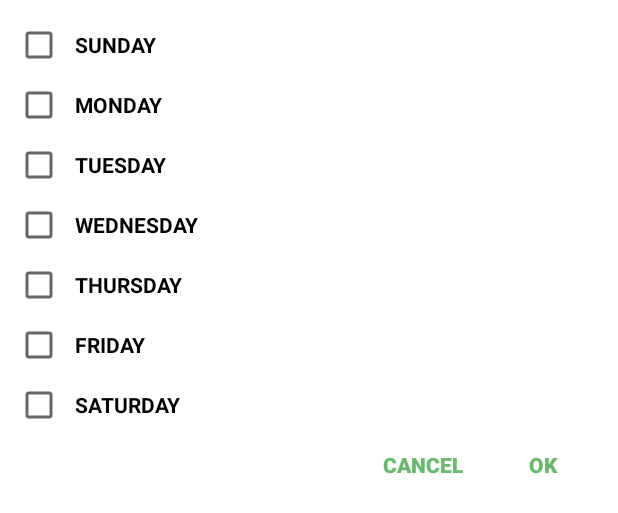
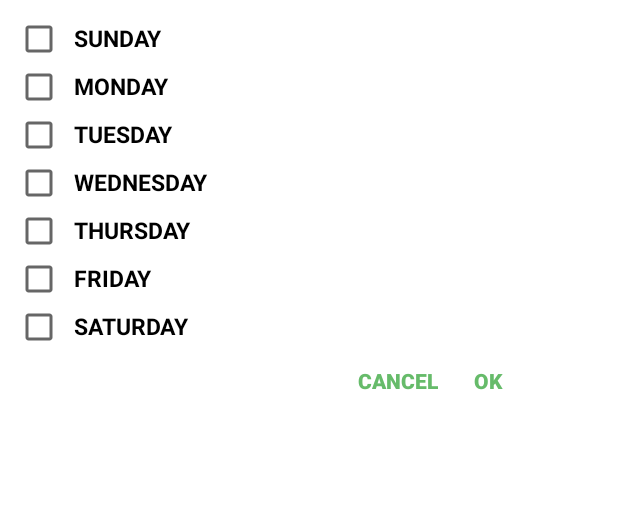
Before and after one commit to adityabajpai/WorkOut, an Android app: the layout days.xml on its own in the app's theme, with its tools: preview values and no code run, on a phone screen of 412 x 824 dp. Shown: the top 513 px of the screen. Run offline under Robolectric (Android 15) with nearby library versions, the light colour scheme and no system bars.

Commit message:
Merge branch 'master' of E:\Android\WorkOut\WorkOut with conflicts.

```diff
--- a/app/src/main/java/com/android/workout/adapters/ReminderAdapter.java
+++ b/app/src/main/java/com/android/workout/adapters/ReminderAdapter.java
@@ -50,6 +50,7 @@ public class ReminderAdapter extends RecyclerView.Adapter<ReminderAdapter.ViewHo
         viewHolder.deleteBtn.setOnClickListener(new View.OnClickListener() {
 			@Override
 			public void onClick(View v) {
+			    Toast.makeText(context,viewHolder.getAdapterPosition()+"",Toast.LENGTH_LONG).show();
 				reminders.remove(viewHolder.getAdapterPosition());
 				notifyDataSetChanged();
 				Snackbar snack = Snackbar.make(v, "Deleted", 3000);
--- a/app/src/main/res/layout/days.xml
+++ b/app/src/main/res/layout/days.xml
@@ -19,17 +19,22 @@
 
             <LinearLayout
                 android:layout_width="match_parent"
-                android:layout_height="40dp">
+                android:orientation="horizontal"
+                android:weightSum="2"
+                android:layout_height="wrap_content">
 
                 <CheckBox
                     android:id="@+id/sunday"
-                    android:layout_width="40dp"
-                    android:layout_height="40dp" />
+                    android:layout_width="match_parent"
+                    android:layout_weight="1.8"
+                    android:layout_height="wrap_content" />
 
                 <TextView
                     android:layout_width="match_parent"
-                    android:layout_height="40dp"
+                    android:layout_height="wrap_content"
                     android:text="SUNDAY"
+                    android:textSize="15dp"
+                    android:layout_weight="0.2"
                     android:textColor="#000"
                     android:textStyle="bold" />
 
@@ -37,17 +42,22 @@
 
             <LinearLayout
                 android:layout_width="match_parent"
+                android:orientation="horizontal"
+                android:weightSum="2"
                 android:layout_height="wrap_content">
 
                 <CheckBox
                     android:id="@+id/monday"
-                    android:layout_width="40dp"
-                    android:layout_height="40dp" />
+                    android:layout_weight="1.8"
+                    android:layout_width="match_parent"
+                    android:layout_height="wrap_content" />
 
                 <TextView
                     android:layout_width="match_parent"
                     android:layout_height="wrap_content"
                     android:text="MONDAY"
+                    android:textSize="15dp"
+                    android:layout_weight="0.2"
                     android:textColor="#000"
                     android:textStyle="bold" />
 
@@ -55,17 +65,22 @@
 
             <LinearLayout
                 android:layout_width="match_parent"
+                android:orientation="horizontal"
+                android:weightSum="2"
                 android:layout_height="wrap_content">
 
                 <CheckBox
                     android:id="@+id/tuesday"
-                    android:layout_width="40dp"
-                    android:layout_height="40dp" />
+                    android:layout_width="match_parent"
+                    android:layout_weight="1.8"
+                    android:layout_height="wrap_content" />
 
                 <TextView
                     android:layout_width="match_parent"
                     android:layout_height="wrap_content"
                     android:text="TUESDAY"
+                    android:textSize="15dp"
+                    android:layout_weight="0.2"
                     android:textColor="#000"
                     android:textStyle="bold" />
 
@@ -73,16 +88,21 @@
 
             <LinearLayout
                 android:layout_width="match_parent"
+                android:weightSum="2"
+                android:orientation="horizontal"
                 android:layout_height="wrap_content">
 
                 <CheckBox
                     android:id="@+id/wednesday"
-                    android:layout_width="40dp"
-                    android:layout_height="40dp" />
+                    android:layout_width="match_parent"
+                    android:layout_weight="1.8"
+                    android:layout_height="wrap_content" />
 
                 <TextView
                     android:layout_width="match_parent"
                     android:layout_height="wrap_content"
+                    android:textSize="15dp"
+                    android:layout_weight="0.2"
                     android:text="WEDNESDAY"
                     android:textColor="#000"
                     android:textStyle="bold" />
@@ -91,17 +111,22 @@
 
             <LinearLayout
                 android:layout_width="match_parent"
+                android:weightSum="2"
+                android:orientation="horizontal"
                 android:layout_height="wrap_content">
 
                 <CheckBox
                     android:id="@+id/thursday"
-                    android:layout_width="40dp"
-                    android:layout_height="40dp" />
+                    android:layout_weight="1.8"
+                    android:layout_width="match_parent"
+                    android:layout_height="wrap_content" />
 
                 <TextView
                     android:layout_width="match_parent"
                     android:layout_height="wrap_content"
                     android:text="THURSDAY"
+                    android:textSize="15dp"
+                    android:layout_weight="0.2"
                     android:textColor="#000"
                     android:textStyle="bold" />
 
@@ -109,17 +134,22 @@
 
             <LinearLayout
                 android:layout_width="match_parent"
+                android:weightSum="2"
+                android:orientation="horizontal"
                 android:layout_height="wrap_content">
 
                 <CheckBox
                     android:id="@+id/friday"
-                    android:layout_width="40dp"
-                    android:layout_height="40dp" />
+                    android:layout_weight="1.8"
+                    android:layout_width="match_parent"
+                    android:layout_height="wrap_content" />
 
                 <TextView
                     android:layout_width="match_parent"
                     android:layout_height="wrap_content"
                     android:text="FRIDAY"
+                    android:textSize="15dp"
+                    android:layout_weight="0.2"
                     android:textColor="#000"
                     android:textStyle="bold" />
 
@@ -127,46 +157,83 @@
 
             <LinearLayout
                 android:layout_width="match_parent"
+                android:weightSum="2"
+                android:orientation="horizontal"
                 android:layout_height="wrap_content">
 
                 <CheckBox
                     android:id="@+id/saturday"
-                    android:layout_width="40dp"
-                    android:layout_height="40dp" />
+                    android:layout_weight="1.8"
+                    android:layout_width="match_parent"
+                    android:layout_height="wrap_content" />
 
                 <TextView
                     android:layout_width="match_parent"
                     android:layout_height="wrap_content"
                     android:text="SATURDAY"
+                    android:textSize="15dp"
+                    android:layout_weight="0.2"
                     android:textColor="#000"
                     android:textStyle="bold" />
 
             </LinearLayout>
 
+            <!--<LinearLayout-->
+                <!--android:layout_width="match_parent"-->
+                <!--android:gravity="end"-->
+                <!--android:layout_height="wrap_content">-->
+
+                <!--<Button-->
+                    <!--android:layout_width="match_parent"-->
+                    <!--android:layout_height="wrap_content"-->
+                    <!--style="@style/Base.Widget.AppCompat.Button.Borderless"-->
+                    <!--android:text="CANCEL"-->
+                    <!--android:id="@+id/cancel_days"-->
+                    <!--android:textStyle="bold"-->
+                    <!--android:textColor="@color/colorApp"-->
+                    <!--/>-->
+
+                <!--<Button-->
+                    <!--android:layout_width="80dp"-->
+                    <!--android:layout_height="40dp"-->
+                    <!--style="@style/Base.Widget.AppCompat.Button.Borderless"-->
+                    <!--android:text="OK"-->
+                    <!--android:id="@+id/ok_days"-->
+                    <!--android:textStyle="bold"-->
+                    <!--android:textColor="@color/colorApp"-->
+                    <!--/>-->
+
+            <!--</LinearLayout>-->
             <LinearLayout
                 android:layout_width="match_parent"
-                android:gravity="end"
-                android:layout_height="wrap_content">
+                android:layout_height="wrap_content"
+                android:orientation="horizontal"
+                android:weightSum="2"
+                android:layout_below="@+id/timePicker"
+                android:gravity="end">
 
                 <Button
-                    android:layout_width="80dp"
-                    android:layout_height="40dp"
+                    android:id="@+id/cancel_days"
                     style="@style/Base.Widget.AppCompat.Button.Borderless"
+                    android:layout_width="match_parent"
+                    android:layout_height="wrap_content"
                     android:text="CANCEL"
-                    android:id="@+id/cancel_days"
-                    android:textStyle="bold"
+                    android:gravity="end"
+                    android:layout_weight="0.5"
                     android:textColor="@color/colorApp"
-                    />
+                    android:textStyle="bold" />
 
                 <Button
-                    android:layout_width="80dp"
-                    android:layout_height="40dp"
+                    android:id="@+id/ok_days"
+                    android:layout_weight="1.5"
+                    android:gravity="start"
                     style="@style/Base.Widget.AppCompat.Button.Borderless"
+                    android:layout_width="match_parent"
+                    android:layout_height="wrap_content"
+                    android:layout_toEndOf="@+id/cancel_days"
                     android:text="OK"
-                    android:id="@+id/ok_days"
-                    android:textStyle="bold"
                     android:textColor="@color/colorApp"
-                    />
+                    android:textStyle="bold" />
 
             </LinearLayout>
 
--- a/app/src/main/res/layout/screen_popup.xml
+++ b/app/src/main/res/layout/screen_popup.xml
@@ -4,50 +4,82 @@
     android:layout_width="match_parent"
     android:id="@+id/popup_element"
     android:background="#fff"
-    android:gravity="center"
     android:layout_height="match_parent">
 
     <RelativeLayout
-        android:layout_width="wrap_content"
+        android:layout_width="match_parent"
+        android:layout_centerVertical="true"
         android:layout_height="wrap_content">
 
         <TimePicker
-            android:layout_width="wrap_content"
+            android:layout_width="300dp"
             android:id="@+id/timePicker"
             android:layout_centerVertical="true"
             android:layout_centerHorizontal="true"
-            android:layout_height="wrap_content">
+            android:layout_height="350dp">
 
         </TimePicker>
 
+        <!--<RelativeLayout-->
+            <!--android:layout_width="match_parent"-->
+            <!--android:layout_height="wrap_content"-->
+            <!--android:layout_below="@+id/timePicker"-->
+            <!--android:gravity="end">-->
+
+            <!--<Button-->
+                <!--android:id="@+id/cancel"-->
+                <!--style="@style/Base.Widget.AppCompat.Button.Borderless"-->
+                <!--android:layout_width="80dp"-->
+                <!--android:layout_height="40dp"-->
+                <!--android:text="CANCEL"-->
+                <!--android:textColor="@color/colorApp"-->
+                <!--android:textStyle="bold" />-->
+
+            <!--<Button-->
+                <!--android:id="@+id/ok"-->
+                <!--style="@style/Base.Widget.AppCompat.Button.Borderless"-->
+                <!--android:layout_width="80dp"-->
+                <!--android:layout_height="40dp"-->
+                <!--android:layout_toEndOf="@+id/cancel"-->
+                <!--android:text="OK"-->
+                <!--android:textColor="@color/colorApp"-->
+                <!--android:textStyle="bold" />-->
+
+        <!--</RelativeLayout>-->
+
+
         <LinearLayout
-            android:layout_width="wrap_content"
-            android:layout_alignParentBottom="true"
-            android:layout_alignParentEnd="true"
-            android:layout_marginBottom="15dp"
-            android:layout_height="wrap_content">
+            android:layout_width="match_parent"
+            android:layout_height="wrap_content"
+            android:orientation="horizontal"
+            android:weightSum="2"
+            android:layout_below="@+id/timePicker"
+            android:gravity="end">
 
             <Button
-                android:layout_width="wrap_content"
+                android:id="@+id/cancel"
+                style="@style/Base.Widget.AppCompat.Button.Borderless"
+                android:layout_width="match_parent"
                 android:layout_height="wrap_content"
-                style="@style/Base.Widget.AppCompat.Button.Borderless"
                 android:text="CANCEL"
-                android:id="@+id/cancel"
-                android:textStyle="bold"
+                android:gravity="end"
+                android:layout_weight="0.5"
                 android:textColor="@color/colorApp"
-                />
+                android:textStyle="bold" />
 
             <Button
-                android:layout_width="wrap_content"
+                android:id="@+id/ok"
+                android:layout_weight="1.5"
+                android:gravity="start"
+                style="@style/Base.Widget.AppCompat.Button.Borderless"
+                android:layout_width="match_parent"
                 android:layout_height="wrap_content"
-                style="@style/Base.Widget.AppCompat.Button.Borderless"
                 android:text="OK"
-                android:id="@+id/ok"
-                android:textStyle="bold"
                 android:textColor="@color/colorApp"
-                />
+                android:textStyle="bold" />
 
         </LinearLayout>
+
 
     </RelativeLayout>
 
```
